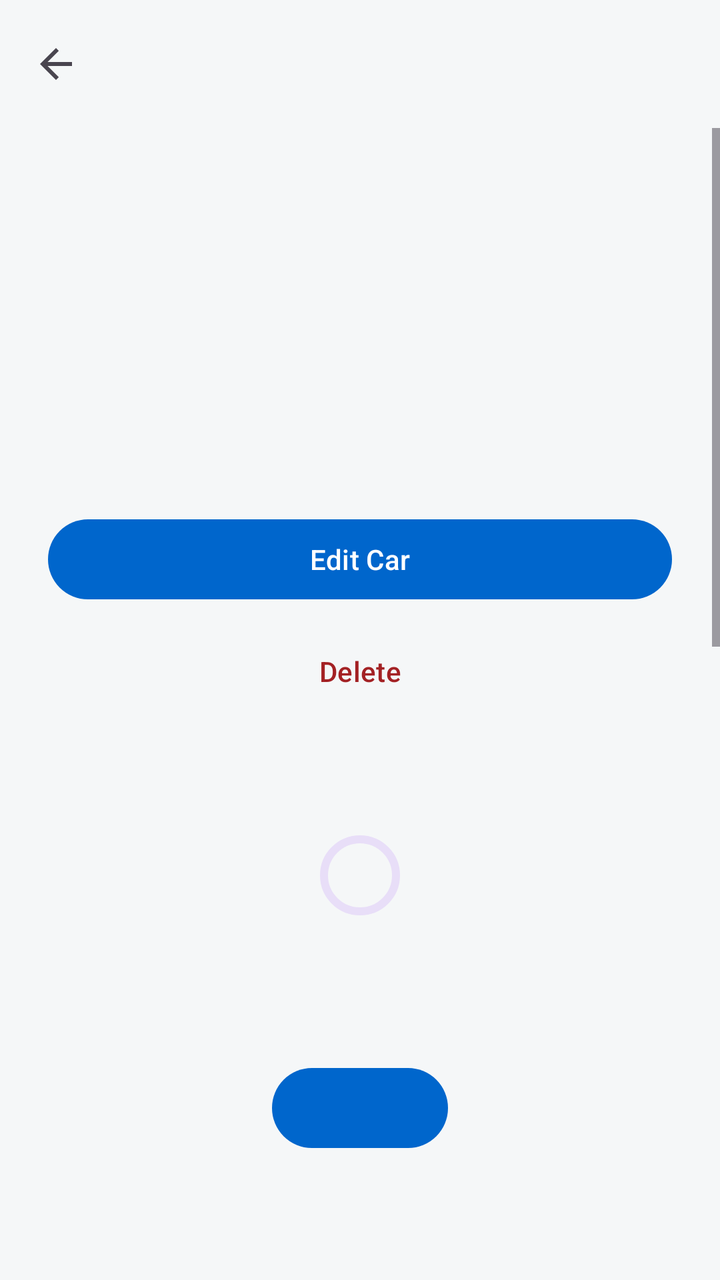
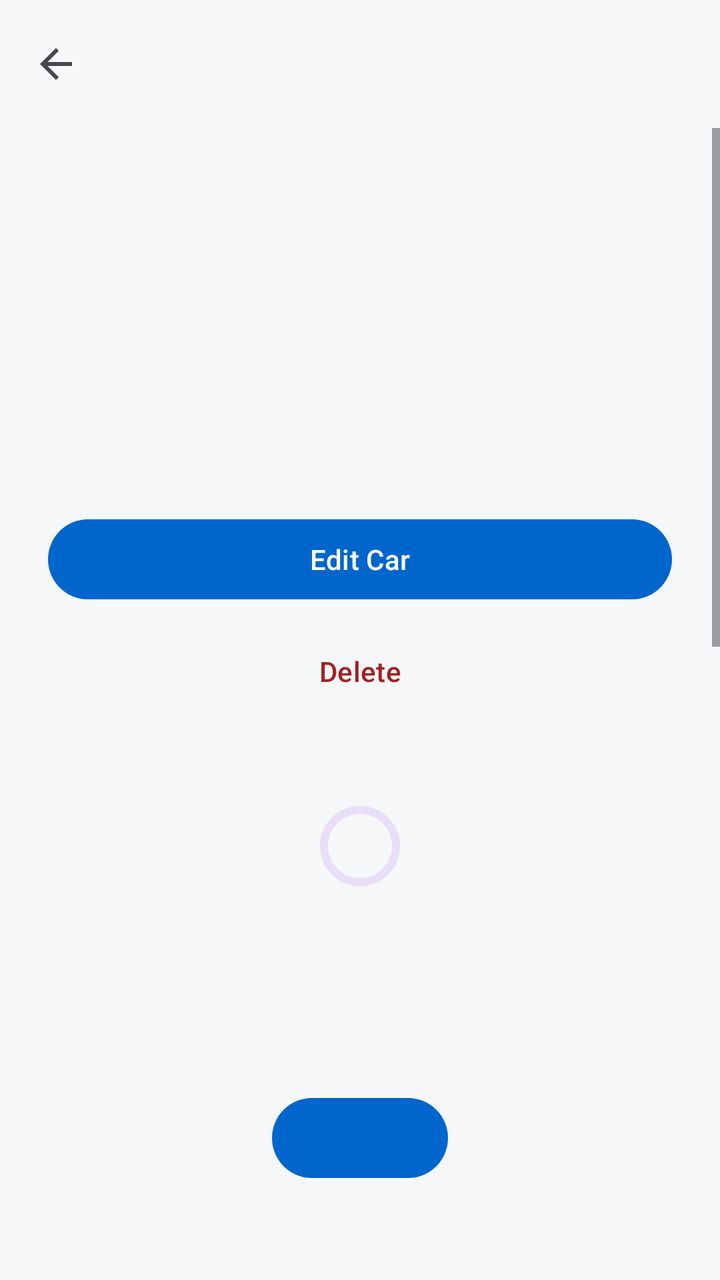

Two renders of the same Android screen: before a commit and after it. Below are the layout's source before the change and the commit's diff.
<!-- AndroidManifest.xml: application theme Theme.Corsa -->
<!-- res/layout/fragment_vehicle_details.xml -->
<?xml version="1.0" encoding="utf-8"?>
<LinearLayout xmlns:android="http://schemas.android.com/apk/res/android" xmlns:app="http://schemas.android.com/apk/res-auto"
    android:layout_width="match_parent" android:layout_height="match_parent" android:orientation="vertical">
    <com.google.android.material.appbar.MaterialToolbar android:id="@+id/toolbar" android:layout_width="match_parent" android:layout_height="wrap_content" android:title="@string/vehicle_details_title" app:navigationIcon="?attr/homeAsUpIndicator" />
    <ScrollView android:id="@+id/detailsContent" android:layout_width="match_parent" android:layout_height="0dp" android:layout_weight="1" android:fillViewport="true">
        <LinearLayout android:layout_width="match_parent" android:layout_height="wrap_content" android:orientation="vertical" android:padding="24dp">
            <TextView android:id="@+id/vehicleName" android:layout_width="match_parent" android:layout_height="wrap_content" android:textAppearance="?attr/textAppearanceHeadlineMedium" />
            <TextView android:id="@+id/vehiclePlate" android:layout_width="match_parent" android:layout_height="wrap_content" android:layout_marginTop="12dp" android:textAppearance="?attr/textAppearanceBodyLarge" />
            <TextView android:id="@+id/vehicleMileage" android:layout_width="match_parent" android:layout_height="wrap_content" android:layout_marginTop="12dp" android:textAppearance="?attr/textAppearanceBodyLarge" />
            <TextView android:id="@+id/deleteError" android:layout_width="match_parent" android:layout_height="wrap_content" android:layout_marginTop="16dp" android:textColor="?attr/colorError" android:accessibilityLiveRegion="polite" />
            <com.google.android.material.button.MaterialButton android:id="@+id/editVehicle" android:layout_width="match_parent" android:layout_height="wrap_content" android:layout_marginTop="28dp" android:minHeight="48dp" android:text="@string/edit_vehicle" />
            <com.google.android.material.button.MaterialButton android:id="@+id/deleteVehicle" style="@style/Widget.Material3.Button.TextButton" android:layout_width="match_parent" android:layout_height="wrap_content" android:layout_marginTop="8dp" android:minHeight="48dp" android:text="@string/delete" android:textColor="?attr/colorError" />
        </LinearLayout>
    </ScrollView>
    <LinearLayout android:id="@+id/detailsStatus" android:layout_width="match_parent" android:layout_height="0dp" android:layout_weight="1" android:gravity="center" android:orientation="vertical" android:padding="24dp">
        <com.google.android.material.progressindicator.CircularProgressIndicator android:id="@+id/detailsProgress" android:layout_width="wrap_content" android:layout_height="wrap_content" />
        <TextView android:id="@+id/detailsStatusTitle" android:layout_width="wrap_content" android:layout_height="wrap_content" android:layout_marginTop="16dp" android:gravity="center" android:textAppearance="?attr/textAppearanceHeadlineSmall" />
        <com.google.android.material.button.MaterialButton android:id="@+id/detailsStatusAction" android:layout_width="wrap_content" android:layout_height="wrap_content" android:layout_marginTop="20dp" android:minHeight="48dp" />
    </LinearLayout>
</LinearLayout>
<!-- resources referenced by this layout -->
<resources>
  <string name="delete">Delete</string>
  <string name="edit_vehicle">Edit Car</string>
  <string name="vehicle_details_title">Car Details</string>
  <style name="Theme.Corsa" parent="Base.Theme.Corsa" />
  <style name="Base.Theme.Corsa" parent="Theme.Material3.DayNight.NoActionBar">
          <item name="android:windowBackground">@color/corsa_background</item>
          <item name="android:colorBackground">@color/corsa_background</item>
          <item name="colorSurface">@color/corsa_surface</item>
          <item name="colorOnSurface">@color/corsa_primary_content</item>
          <item name="colorOnSurfaceVariant">@color/corsa_secondary_content</item>
          <item name="colorPrimary">@color/corsa_accent</item>
          <item name="colorOnPrimary">@color/corsa_on_accent</item>
          <item name="colorError">@color/corsa_error</item>
      </style>
  <color name="corsa_background">#F5F7F8</color>
  <color name="corsa_surface">#FFFFFF</color>
  <color name="corsa_primary_content">#16181C</color>
  <color name="corsa_secondary_content">#515A64</color>
  <color name="corsa_accent">#0066CC</color>
  <color name="corsa_on_accent">#FFFFFF</color>
  <color name="corsa_error">#A32124</color>
</resources>

<!-- the commit's change to res/layout/fragment_vehicle_details.xml (unified diff, before → after) -->
@@ -15,6 +15,7 @@
     <LinearLayout android:id="@+id/detailsStatus" android:layout_width="match_parent" android:layout_height="0dp" android:layout_weight="1" android:gravity="center" android:orientation="vertical" android:padding="24dp">
         <com.google.android.material.progressindicator.CircularProgressIndicator android:id="@+id/detailsProgress" android:layout_width="wrap_content" android:layout_height="wrap_content" />
         <TextView android:id="@+id/detailsStatusTitle" android:layout_width="wrap_content" android:layout_height="wrap_content" android:layout_marginTop="16dp" android:gravity="center" android:textAppearance="?attr/textAppearanceHeadlineSmall" />
+        <TextView android:id="@+id/detailsStatusMessage" android:layout_width="wrap_content" android:layout_height="wrap_content" android:layout_marginTop="8dp" android:gravity="center" android:textAppearance="?attr/textAppearanceBodyLarge" />
         <com.google.android.material.button.MaterialButton android:id="@+id/detailsStatusAction" android:layout_width="wrap_content" android:layout_height="wrap_content" android:layout_marginTop="20dp" android:minHeight="48dp" />
     </LinearLayout>
 </LinearLayout>
